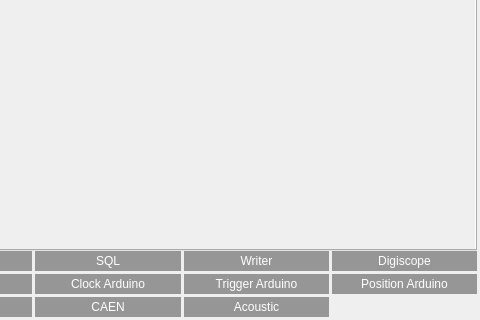
Above: ui/mainwindow.ui from SBC-Collaboration/SBC-RunControl before the change; both pictures show x 520 to 1000 and y 430 to 750 of the 1000 by 750 pixel window. Below: the same form after it.
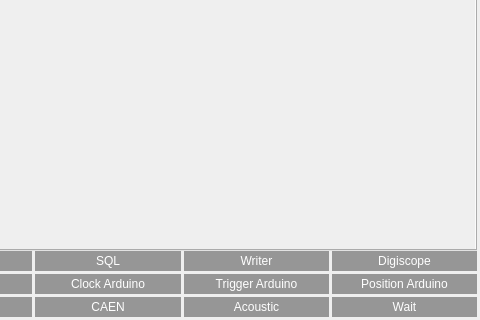
That is the form after the change. The open tabs and pages were chosen to show the change. Icons and pictures are not drawn. Custom widgets are drawn as their Qt base class.

Commit message: Add in a wait module to make sure event_stop state last at least a certain time.

Diff of the .ui file:
```diff
--- a/ui/mainwindow.ui
+++ b/ui/mainwindow.ui
@@ -1604,6 +1604,26 @@
           </property>
          </widget>
         </item>
+        <item row="2" column="5">
+         <widget class="StatusLight" name="status_wait">
+          <property name="minimumSize">
+           <size>
+            <width>0</width>
+            <height>20</height>
+           </size>
+          </property>
+          <property name="styleSheet">
+           <string notr="true">color: #ffffff;
+background-color: #969696;</string>
+          </property>
+          <property name="text">
+           <string>Wait</string>
+          </property>
+          <property name="alignment">
+           <set>Qt::AlignmentFlag::AlignCenter</set>
+          </property>
+         </widget>
+        </item>
        </layout>
       </item>
       <item row="0" column="0" rowspan="2">
```
Left out of the diff: 12 changed lines with no effect on the pictures. The commit also changes 2 other files.
